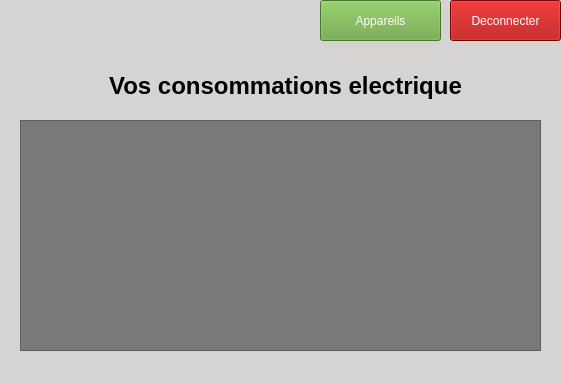
Old version of the form app/ui/usages/listeUsage/listeUsage.ui in the repository Valyfaliana/suiviPersoConsoElec.
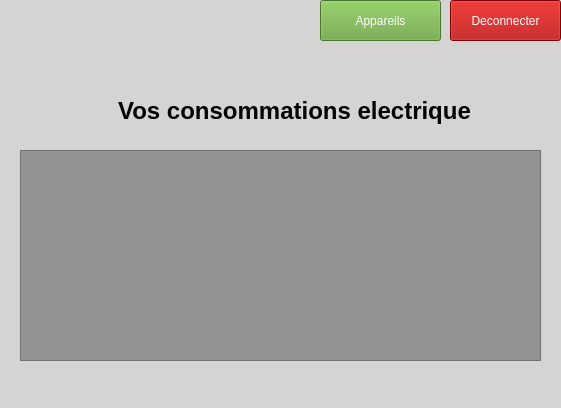
New version of the form. Icons and pictures are not drawn.

Commit message: [improve] ui liste usage

```diff
--- a/app/ui/usages/listeUsage/listeUsage.ui
+++ b/app/ui/usages/listeUsage/listeUsage.ui
@@ -7,7 +7,7 @@
     <x>0</x>
     <y>0</y>
     <width>561</width>
-    <height>384</height>
+    <height>408</height>
    </rect>
   </property>
   <property name="windowTitle">
@@ -21,25 +21,32 @@
    <property name="geometry">
     <rect>
      <x>20</x>
-     <y>120</y>
+     <y>150</y>
      <width>521</width>
-     <height>231</height>
+     <height>211</height>
     </rect>
    </property>
    <property name="styleSheet">
-    <string notr="true">background-color: rgb(121, 121, 121);</string>
+    <string notr="true">color: rgb(0, 0, 0);
+background-color: rgb(147, 147, 145);</string>
    </property>
    <property name="sortingEnabled">
     <bool>true</bool>
    </property>
+   <attribute name="horizontalHeaderStretchLastSection">
+    <bool>true</bool>
+   </attribute>
+   <attribute name="verticalHeaderDefaultSectionSize">
+    <number>35</number>
+   </attribute>
   </widget>
   <widget class="QLabel" name="label">
    <property name="geometry">
     <rect>
-     <x>80</x>
-     <y>60</y>
+     <x>89</x>
+     <y>80</y>
      <width>411</width>
-     <height>51</height>
+     <height>61</height>
     </rect>
    </property>
    <property name="font">
```
Left out of the diff: 2 changed lines with no effect on the pictures. The commit also changes 3 other files.
